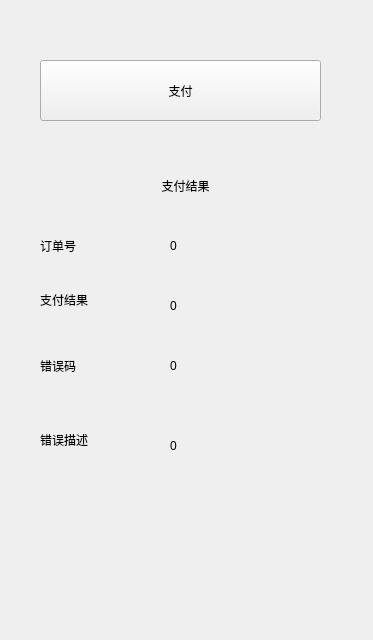
First picture: the form in mainwindow.ui, repository zhonghualee/MyTestNPP, before the edit.
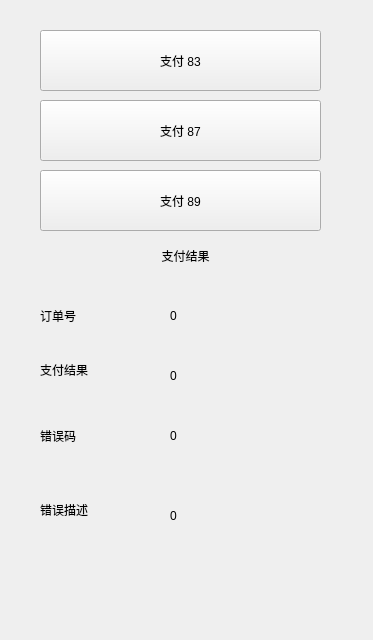
Second picture: the form after the edit.

Diff of the .ui file:
```diff
--- a/mainwindow.ui
+++ b/mainwindow.ui
@@ -18,20 +18,20 @@
     <property name="geometry">
      <rect>
       <x>40</x>
-      <y>60</y>
+      <y>170</y>
       <width>281</width>
       <height>61</height>
      </rect>
     </property>
     <property name="text">
-     <string>支付</string>
+     <string>支付 89</string>
     </property>
    </widget>
    <widget class="QLabel" name="label">
     <property name="geometry">
      <rect>
       <x>50</x>
-      <y>170</y>
+      <y>240</y>
       <width>271</width>
       <height>31</height>
      </rect>
@@ -47,7 +47,7 @@
     <property name="geometry">
      <rect>
       <x>40</x>
-      <y>230</y>
+      <y>300</y>
       <width>111</width>
       <height>31</height>
      </rect>
@@ -60,7 +60,7 @@
     <property name="geometry">
      <rect>
       <x>40</x>
-      <y>350</y>
+      <y>420</y>
       <width>111</width>
       <height>31</height>
      </rect>
@@ -73,7 +73,7 @@
     <property name="geometry">
      <rect>
       <x>170</x>
-      <y>230</y>
+      <y>300</y>
       <width>161</width>
       <height>31</height>
      </rect>
@@ -86,7 +86,7 @@
     <property name="geometry">
      <rect>
       <x>170</x>
-      <y>350</y>
+      <y>420</y>
       <width>181</width>
       <height>31</height>
      </rect>
@@ -99,7 +99,7 @@
     <property name="geometry">
      <rect>
       <x>40</x>
-      <y>290</y>
+      <y>360</y>
       <width>121</width>
       <height>20</height>
      </rect>
@@ -112,7 +112,7 @@
     <property name="geometry">
      <rect>
       <x>170</x>
-      <y>290</y>
+      <y>360</y>
       <width>161</width>
       <height>31</height>
      </rect>
@@ -125,7 +125,7 @@
     <property name="geometry">
      <rect>
       <x>40</x>
-      <y>430</y>
+      <y>500</y>
       <width>101</width>
       <height>20</height>
      </rect>
@@ -138,7 +138,7 @@
     <property name="geometry">
      <rect>
       <x>170</x>
-      <y>430</y>
+      <y>500</y>
       <width>181</width>
       <height>31</height>
      </rect>
@@ -147,6 +147,32 @@
      <string>0</string>
     </property>
    </widget>
+   <widget class="QPushButton" name="pushButton_2">
+    <property name="geometry">
+     <rect>
+      <x>40</x>
+      <y>100</y>
+      <width>281</width>
+      <height>61</height>
+     </rect>
+    </property>
+    <property name="text">
+     <string>支付 87</string>
+    </property>
+   </widget>
+   <widget class="QPushButton" name="pushButton_3">
+    <property name="geometry">
+     <rect>
+      <x>40</x>
+      <y>30</y>
+      <width>281</width>
+      <height>61</height>
+     </rect>
+    </property>
+    <property name="text">
+     <string>支付 83</string>
+    </property>
+   </widget>
   </widget>
  </widget>
  <layoutdefault spacing="6" margin="11"/>
```
